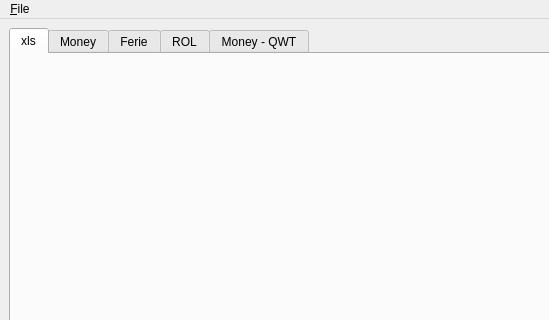
This is src/payviewer/resources/mainui.ui in ZeeD/pay-viewer as Qt 5 draws it before an edit; both pictures show x 0 to 549 and y 0 to 320 of the 800 by 600 pixel window. The edited form follows.
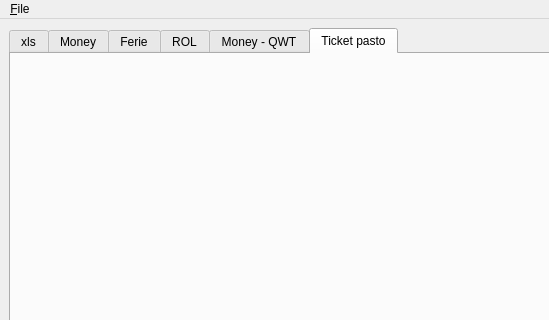
This is the edited form. The open tabs and pages were chosen to show the change.

Commit message: ticket pasto chart

```diff
--- a/src/payviewer/resources/mainui.ui
+++ b/src/payviewer/resources/mainui.ui
@@ -50,6 +50,12 @@
        </attribute>
        <layout class="QGridLayout" name="gridLayout_6"/>
       </widget>
+      <widget class="QWidget" name="qwt_chart_ticket">
+       <attribute name="title">
+        <string>Ticket pasto</string>
+       </attribute>
+       <layout class="QGridLayout" name="gridLayout_7"/>
+      </widget>
      </widget>
     </item>
    </layout>
```
The commit also changes 2 other files.
